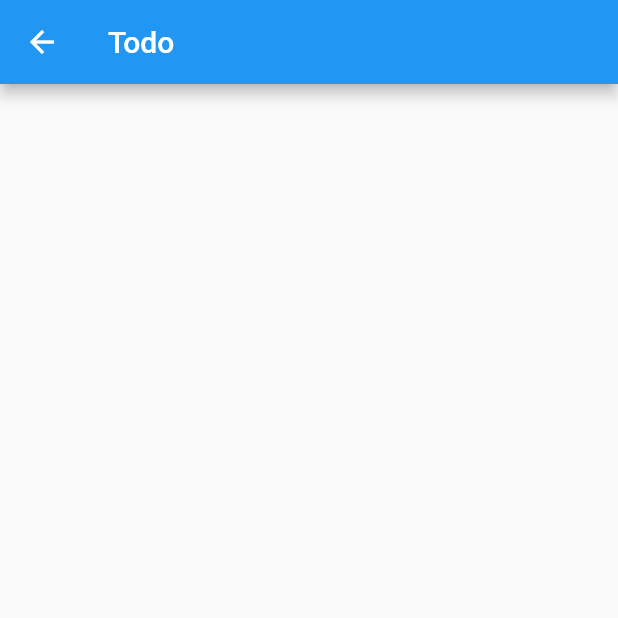
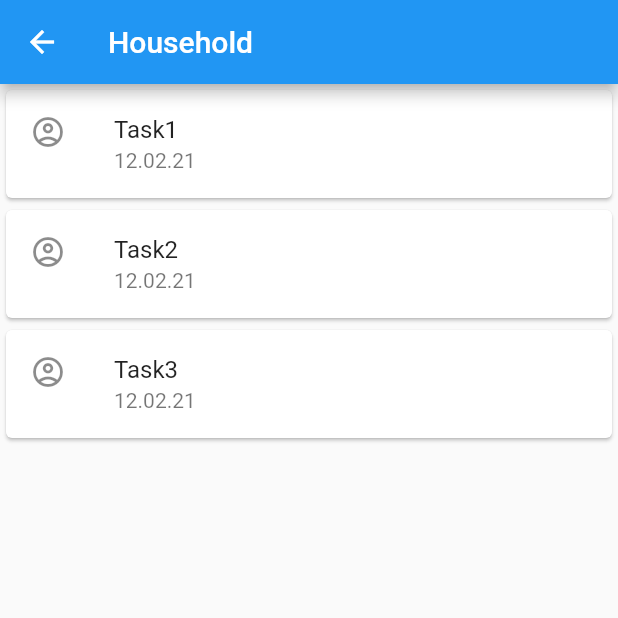
Before and after one commit to DAT251-Project-Groups-1/husfred, a Flutter app: the Todo screen opened directly, on a phone screen of 412 x 824 dp, the top half of it. Run offline on Flutter 3.47's test engine with Material 2 defaults, Android fonts, the phone set to English and light mode, and no system bars; our stand-ins replace cloud_firestore, firebase_auth, firebase_core; accounts and stored records are empty; network calls fail.

Commit message:
Todo list w/ example data

```diff
--- a/frontend/lib/src/api/api_service.dart
+++ b/frontend/lib/src/api/api_service.dart
@@ -7,6 +7,32 @@ import 'package:frontend/src/models/user.dart';
 class ApiService with ChangeNotifier {
   final _repository = Repository();
   String householdID = "";
+
+  List<Task> _tasks = [
+    Task(
+        name: "Task1",
+        userID: "userID",
+        householdID: "householdID",
+        date: "12.02.21",
+        recurring: true,
+        done: false),
+    Task(
+        name: "Task2",
+        userID: "userID",
+        householdID: "householdID",
+        date: "12.02.21",
+        recurring: true,
+        done: false),
+    Task(
+        name: "Task3",
+        userID: "userID",
+        householdID: "householdID",
+        date: "12.02.21",
+        recurring: true,
+        done: false)
+  ];
+
+  List<Task> get tasks => _tasks;
 
   Future<String> postHousehold(Household household) async {
     var result = await _repository.postHousehold(household);
--- a/frontend/lib/src/screens/content/todo.dart
+++ b/frontend/lib/src/screens/content/todo.dart
@@ -1,12 +1,22 @@
 import 'package:flutter/material.dart';
+import 'package:frontend/src/api/api_service.dart';
+import 'package:frontend/src/screens/content/widgets/todoList.dart';
+import 'package:provider/provider.dart';
 
-class Todo extends StatelessWidget {
+class Todo extends StatefulWidget {
+  @override
+  _TodoState createState() => _TodoState();
+}
+
+class _TodoState extends State<Todo> {
   @override
   Widget build(BuildContext context) {
+    ApiService apiService = context.watch<ApiService>();
     return Scaffold(
       appBar: AppBar(
-        title: Text("Todo"),
+        title: Text("Household"),
       ),
+      body: TodoList(),
     );
   }
 }
--- /dev/null
+++ b/frontend/lib/src/screens/content/widgets/todoList.dart
@@ -0,0 +1,18 @@
+import 'package:flutter/material.dart';
+import 'package:frontend/src/api/api_service.dart';
+import 'package:frontend/src/screens/content/widgets/todoTile.dart';
+import 'package:provider/provider.dart';
+
+class TodoList extends StatelessWidget {
+  @override
+  Widget build(BuildContext context) {
+    return Consumer<ApiService>(
+      builder: (context, state, _) {
+        return ListView.builder(
+          itemCount: state.tasks.length,
+          itemBuilder: (context, i) => TodoTile(state.tasks[i]),
+        );
+      },
+    );
+  }
+}
--- /dev/null
+++ b/frontend/lib/src/screens/content/widgets/todoTile.dart
@@ -0,0 +1,27 @@
+import 'package:flutter/material.dart';
+import 'package:frontend/src/models/task.dart';
+
+class TodoTile extends StatelessWidget {
+  final Task task;
+  TodoTile(this.task);
+
+  @override
+  Widget build(BuildContext context) {
+    return Container(
+      child: Dismissible(
+        key: Key(task.name),
+        onDismissed: (direction) {
+          //Mark task as done in db
+        },
+        background: Container(color: Colors.red),
+        child: Card(
+          child: ListTile(
+            leading: Icon(Icons.account_circle_outlined),
+            title: Text(task.name),
+            subtitle: Text(task.date),
+          ),
+        ),
+      ),
+    );
+  }
+}
```
Also changed, not shown: 1 other file.
